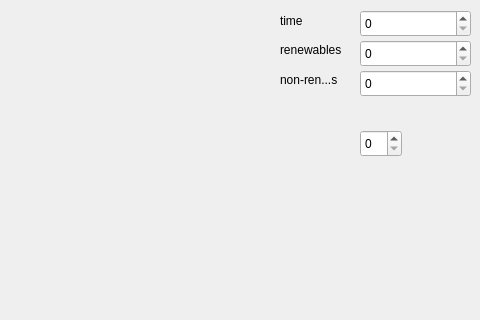
First picture: the form in mainwindow.ui, repository mpv-enjoyer/rcpsp_qt, before the edit; both pictures show x 320 to 800 and y 0 to 320 of the 800 by 600 pixel window.
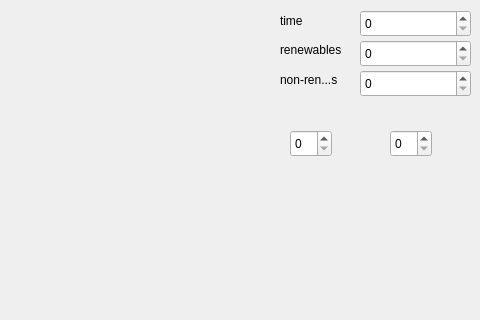
Second picture: the form after the edit. Custom widgets are drawn as their Qt base class.

Commit message: fix previous broken commit

Patch:
```diff
--- a/mainwindow.ui
+++ b/mainwindow.ui
@@ -120,7 +120,17 @@
    <widget class="QSpinBox" name="spinBox_4">
     <property name="geometry">
      <rect>
-      <x>680</x>
+      <x>610</x>
+      <y>130</y>
+      <width>42</width>
+      <height>27</height>
+     </rect>
+    </property>
+   </widget>
+   <widget class="QSpinBox" name="spinBox_5">
+    <property name="geometry">
+     <rect>
+      <x>710</x>
       <y>130</y>
       <width>42</width>
       <height>27</height>
```
The commit also changes 2 other files.
